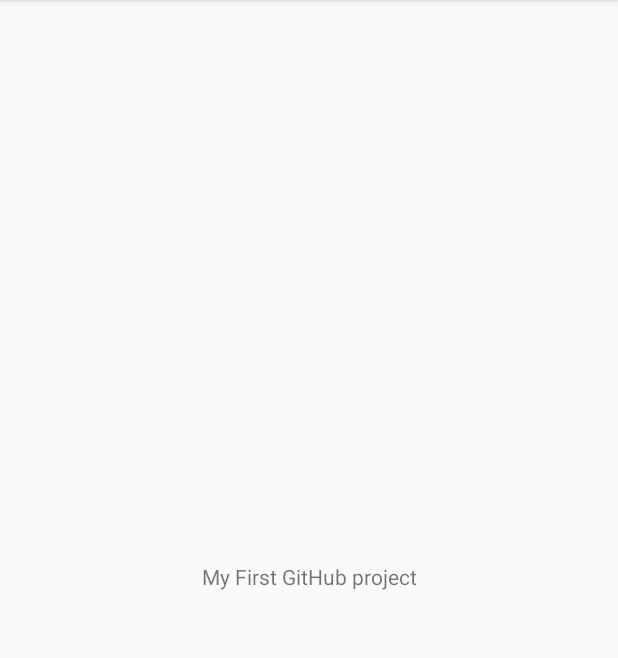
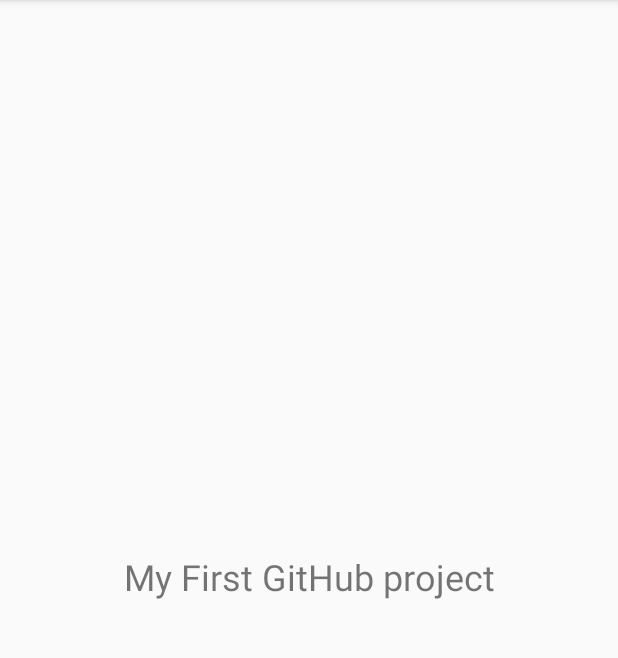
Before and after one commit to nkmj78/And47_Git, an Android app: the screen it shows after launch (MainActivity), on a phone screen of 412 x 824 dp, the part 84-742 px from its top. Run offline under Robolectric (Android 15) with nearby library versions, the phone set to English and light mode, and no system bars.

Commit message:
Update MainActivity.java
setTextSize 추가

```diff
--- a/app/src/main/java/edu/android/and47_git/MainActivity.java
+++ b/app/src/main/java/edu/android/and47_git/MainActivity.java
@@ -14,5 +14,7 @@ public class MainActivity extends AppCompatActivity {
         setContentView(R.layout.activity_main);
         textView=findViewById(R.id.textView);
         textView.setText("My First GitHub project");
+        textView.setTextSize(24);
+
     }
 }
```
